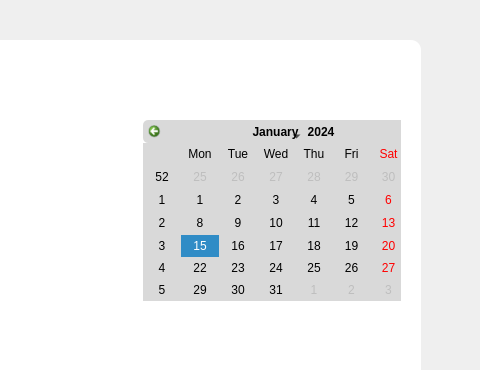
codingburgas/school-project-assignment-insight, file mainwindow.ui: the form before one commit; both pictures show x 800 to 1280 and y 0 to 370 of the 1280 by 832 pixel window.
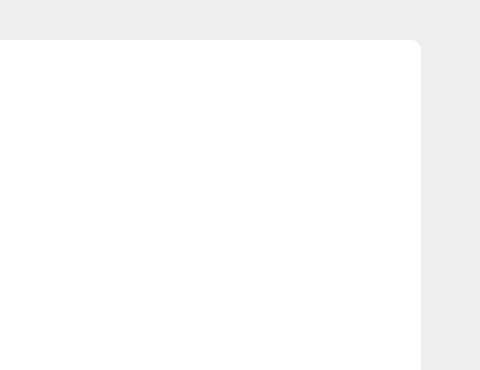
The form after the commit. The open tabs and pages were chosen to show the change. Icons and pictures are not drawn.

What changed in the file:
```diff
--- a/mainwindow.ui
+++ b/mainwindow.ui
@@ -562,66 +562,7 @@
       </property>
      </widget>
     </widget>
-    <widget class="QWidget" name="Schedule">
-     <widget class="QCalendarWidget" name="calendarWidget">
-      <property name="geometry">
-       <rect>
-        <x>643</x>
-        <y>40</y>
-        <width>301</width>
-        <height>181</height>
-       </rect>
-      </property>
-      <property name="styleSheet">
-       <string notr="true">#calendarWidget QWidget{
-alternate-background-color:#D9D9D9;
-background-color:#D9D9D9
-}
-
-QCalendarWidget QAbstractItemView::item:weekend {
-color:black;
-}
-
-#calendarWidget QToolButton::menu-indicator{
-image:none;
-nosubcontrol-origin:margin;
-subcontrol-position: right center;
-margin-top: 10px;
-width:20px;
-}
-
-#qt_calendar_yearbutton{
-color:black;
-}
-
-#qt_calendar_monthbutton{
-color:black;
-}
-
-#qt_calendar_prevmonth, #qt_calendar_nextmonth{
-border:none;
-qproperty-icon:none;
-
-min-width:13px;
-max-width:13px;
-min-height:13px;
-max-height:13px;
-border-radius:5px;
-background-color:transparent;
-padding: 5px;
-}
-
-#qt_calendar_prevmonth{
-	image: url(:/Resources/Images/icons/Less Than.png);
-}
-
-#qt_calendar_nextmonth
-{
-	image: url(:/Resources/Images/icons/More Than.png);
-}</string>
-      </property>
-     </widget>
-    </widget>
+    <widget class="QWidget" name="Schedule"/>
     <widget class="QWidget" name="Classes">
      <widget class="QStackedWidget" name="Courses_SW">
       <property name="geometry">
```
Left out of the diff: 59 changed lines with no effect on the pictures.
